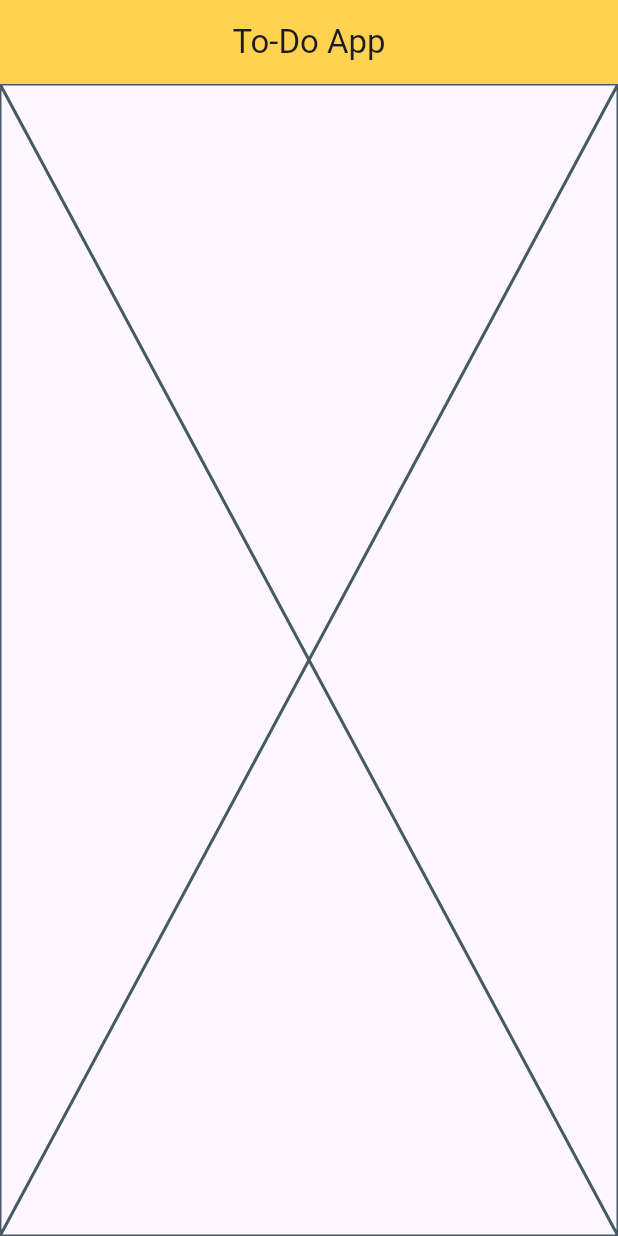
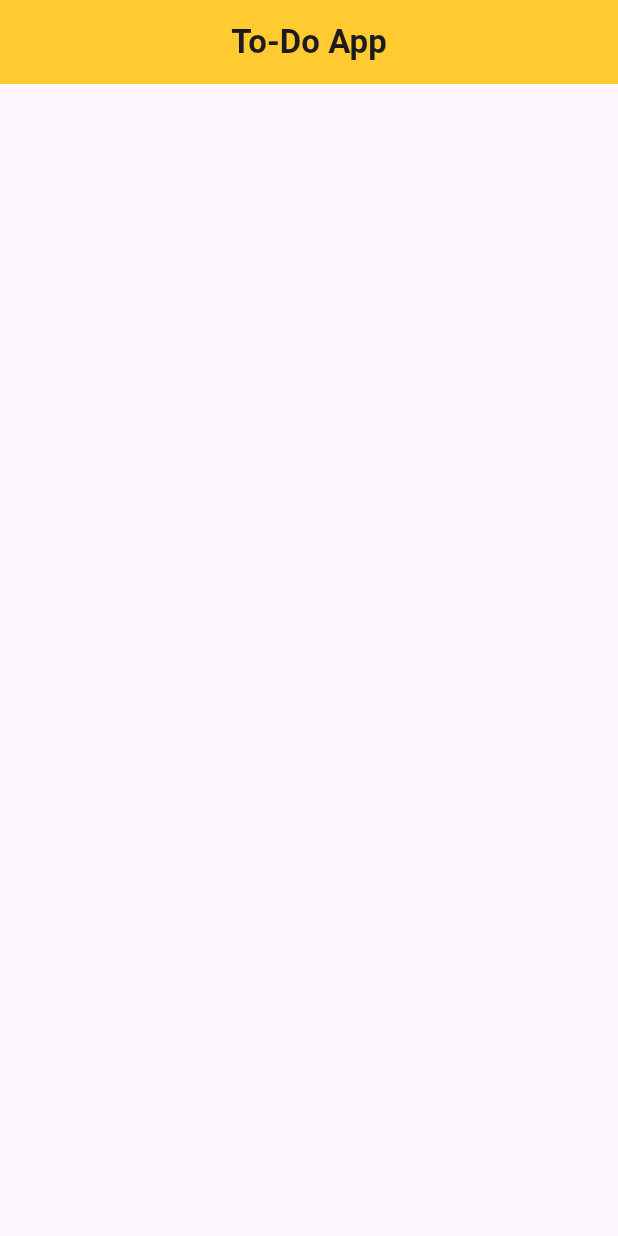
Before and after one commit to Rizz-33/To-Do-App, a Flutter app: the screen it shows after launch, on a phone screen of 412 x 824 dp. Run offline on Flutter 3.47's test engine with Material 3 defaults, Android fonts, the phone set to English and light mode, and no system bars.

Commit message:
style: appbar title

```diff
--- a/lib/home.dart
+++ b/lib/home.dart
@@ -10,6 +10,8 @@ class HomePage extends StatefulWidget {
 class _HomePageState extends State<HomePage> {
   @override
   Widget build(BuildContext context) {
-    return const Placeholder();
+    return Scaffold(
+
+    );
   }
 }
--- a/lib/main.dart
+++ b/lib/main.dart
@@ -6,8 +6,8 @@ void main() {
     debugShowCheckedModeBanner: false,
     home: Scaffold(
       appBar: AppBar(
-        backgroundColor: const Color.fromARGB(255, 255, 211, 80),
-        title: Text("To-Do App"),
+        backgroundColor: Color.fromARGB(255, 255, 203, 48),
+        title: Text("To-Do App", style: TextStyle(fontWeight: FontWeight.bold),),
         centerTitle: true,
       ),
       body: HomePage(),
```
